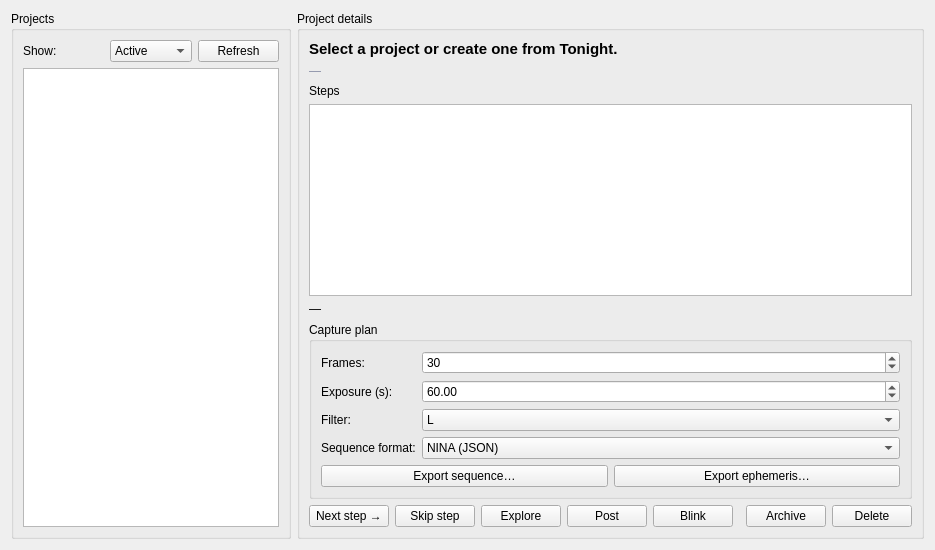
The window that nightscribe/gui/ui/projects_tab.ui (irydeo/nightscribe) describes before a commit, drawn with Qt 5.
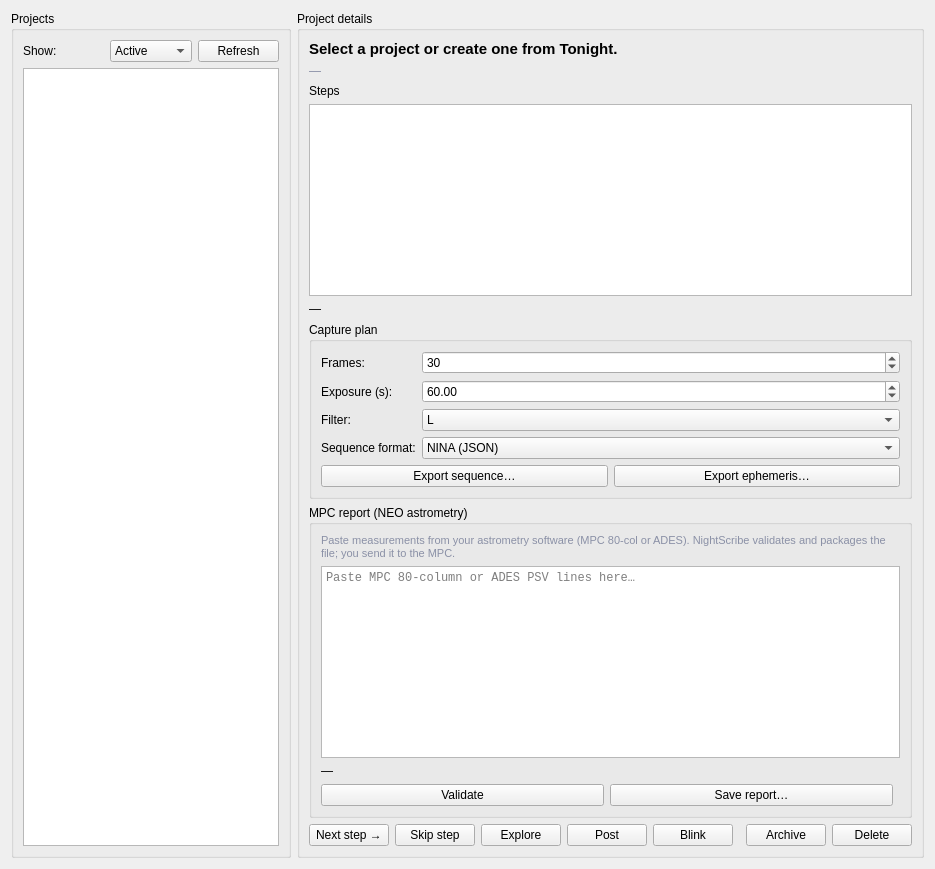
The same window after the commit.

Commit message: Phase 6: MPC report validator + CLI project subcommand + polish (ADR-022)

```diff
--- a/nightscribe/gui/ui/projects_tab.ui
+++ b/nightscribe/gui/ui/projects_tab.ui
@@ -94,6 +94,38 @@
           <layout class="QHBoxLayout">
            <item><widget class="QPushButton" name="btn_export_seq"><property name="text"><string>Export sequence…</string></property></widget></item>
            <item><widget class="QPushButton" name="btn_export_ephem"><property name="text"><string>Export ephemeris…</string></property><property name="toolTip"><string>For NEOs: export RA/Dec table for TheSkyX / Cartes du Ciel</string></property></widget></item>
+           </layout>
+          </item>
+         </layout>
+        </widget>
+       </item>
+       <item>
+        <widget class="QGroupBox" name="grp_mpc">
+        <property name="title"><string>MPC report (NEO astrometry)</string></property>
+        <layout class="QVBoxLayout">
+         <item>
+          <widget class="QLabel" name="lbl_mpc_hint">
+           <property name="wordWrap"><bool>true</bool></property>
+           <property name="text"><string>Paste measurements from your astrometry software (MPC 80-col or ADES). NightScribe validates and packages the file; you send it to the MPC.</string></property>
+           <property name="styleSheet"><string notr="true">color: #8a90a6; font-size: 11px;</string></property>
+          </widget>
+         </item>
+         <item>
+          <widget class="QTextEdit" name="txt_mpc">
+           <property name="maximumHeight"><number>160</number></property>
+           <property name="acceptRichText"><bool>false</bool></property>
+           <property name="placeholderText"><string>Paste MPC 80-column or ADES PSV lines here…</string></property>
+           <property name="font"><font><family>Monospace</family></font></property>
+          </widget>
+         </item>
+         <item>
+          <widget class="QLabel" name="lbl_mpc_status"><property name="text"><string>—</string></property><property name="wordWrap"><bool>true</bool></property></widget>
+         </item>
+         <item>
+          <layout class="QHBoxLayout">
+           <item><widget class="QPushButton" name="btn_mpc_validate"><property name="text"><string>Validate</string></property></widget></item>
+           <item><widget class="QPushButton" name="btn_mpc_save"><property name="text"><string>Save report…</string></property></widget></item>
+           <item><spacer><property name="orientation"><enum>Qt::Horizontal</enum></property></spacer></item>
           </layout>
          </item>
         </layout>
```
The commit also changes 9 other files.
